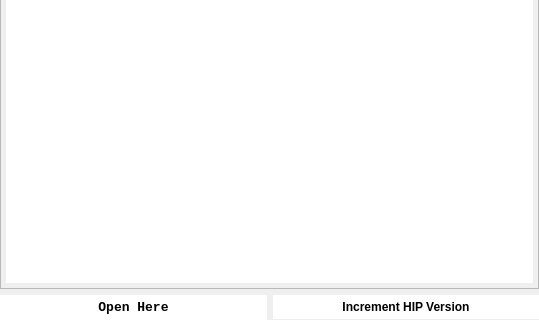
First picture: the form in scripts/python/aepanel/mypypanel.ui, repository MaxSteven/Aepanel, before the edit; both pictures show x 0 to 539 and y 238 to 558 of the 539 by 558 pixel window.
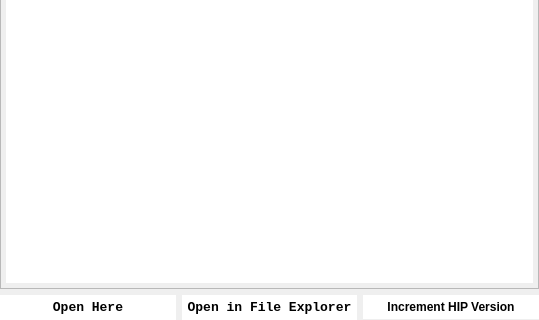
Second picture: the form after the edit. Icons and pictures are not drawn.

Commit message: open in explorer button

The edit to the form file:
```diff
--- a/scripts/python/aepanel/mypypanel.ui
+++ b/scripts/python/aepanel/mypypanel.ui
@@ -221,13 +221,29 @@
        </property>
       </widget>
      </item>
-     <item row="0" column="1">
+     <item row="0" column="2">
       <widget class="QPushButton" name="incrBtn">
        <property name="text">
         <string>Increment HIP Version</string>
        </property>
       </widget>
      </item>
+     <item row="0" column="1">
+      <widget class="QPushButton" name="explorerBtn">
+       <property name="font">
+        <font>
+         <family>Consolas</family>
+         <pointsize>10</pointsize>
+         <weight>75</weight>
+         <italic>false</italic>
+         <bold>true</bold>
+        </font>
+       </property>
+       <property name="text">
+        <string>Open in File Explorer</string>
+       </property>
+      </widget>
+     </item>
     </layout>
    </item>
   </layout>
```
The commit also changes 7 other files.
